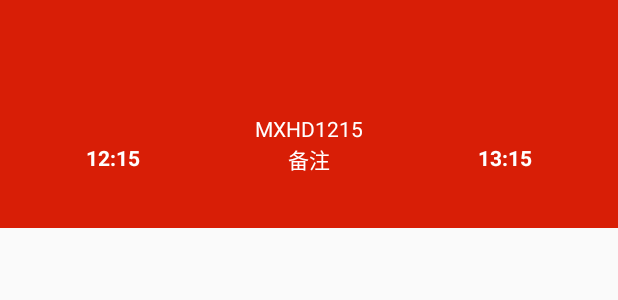
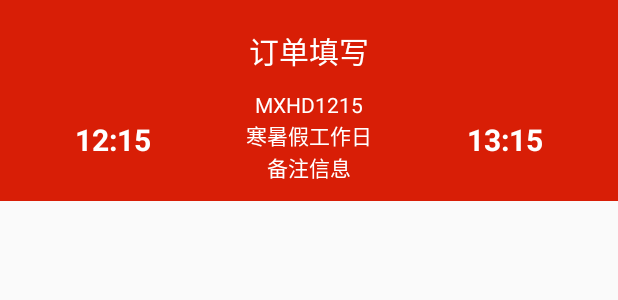
Before and after one commit to SE-Summer-Program/summer-project-mobile, an Android app: the layout activity_order.xml on its own in the app's theme, with its tools: preview values and no code run, on a phone screen of 412 x 824 dp. Shown: the top 300 px of the screen. Run offline under Robolectric (Android 15) with nearby library versions, the phone set to English and light mode, and no system bars; network calls fail.

Commit message:
order activity

```diff
--- a/app/src/main/res/layout/activity_appoint.xml
+++ b/app/src/main/res/layout/activity_appoint.xml
@@ -12,7 +12,8 @@
         android:background="@color/primary_red"
         app:titleTextColor="@color/primary_white"
         app:popupTheme="@style/Theme.AppCompat.Light"
-        android:theme="@style/ThemeOverlay.AppCompat.Dark.ActionBar">
+        android:theme="@style/ThemeOverlay.AppCompat.Dark.ActionBar"
+        android:paddingTop="@dimen/smallPadding">
 
         <TextView
             android:id="@+id/appoint_toolbar_title"
--- a/app/src/main/res/layout/activity_order.xml
+++ b/app/src/main/res/layout/activity_order.xml
@@ -13,16 +13,18 @@
         android:background="@color/primary_red"
         app:titleTextColor="@color/primary_white"
         app:popupTheme="@style/Theme.AppCompat.Light"
-        android:theme="@style/ThemeOverlay.AppCompat.Dark.ActionBar">
+        android:theme="@style/ThemeOverlay.AppCompat.Dark.ActionBar"
+        android:paddingTop="@dimen/smallPadding">
 
         <TextView
-            android:id="@+id/appoint_toolbar_title"
+            android:id="@+id/order_toolbar_title"
             android:layout_width="wrap_content"
             android:layout_height="wrap_content"
             android:layout_gravity="center"
             android:gravity="center"
             android:textColor="@color/primary_white"
-            android:textSize="20sp"/>
+            android:textSize="20sp"
+            android:text="@string/title_order"/>
     </android.support.v7.widget.Toolbar>
 
     <LinearLayout
@@ -30,7 +32,7 @@
         android:layout_height="wrap_content"
         android:orientation="horizontal"
         android:paddingHorizontal="@dimen/screenPadding"
-        android:paddingVertical="@dimen/largePadding"
+        android:paddingBottom="@dimen/smallPadding"
         android:background="@color/primary_red">
 
         <LinearLayout
@@ -41,17 +43,28 @@
             <TextView
                 android:id="@+id/order_departureplace"
                 android:layout_width="match_parent"
-                android:layout_height="wrap_content"
+                android:layout_height="0dp"
+                android:layout_weight="1"
                 android:textColor="@color/primary_white"
                 android:gravity="center"/>
             <TextView
                 android:id="@+id/order_departuretime"
                 android:layout_width="match_parent"
-                android:layout_height="wrap_content"
+                android:layout_height="0dp"
+                android:layout_weight="2"
                 android:textColor="@color/primary_white"
                 android:textStyle="bold"
                 android:text="12:15"
-                android:gravity="center"/>
+                android:gravity="center"
+                android:textSize="@dimen/normalTextSize"/>
+            <TextView
+                android:id="@+id/order_departuredate"
+                android:layout_width="match_parent"
+                android:layout_height="0dp"
+                android:layout_weight="1"
+                android:layout_gravity="center"
+                android:gravity="center"
+                android:textColor="@color/primary_white" />
         </LinearLayout>
 
         <LinearLayout
@@ -62,22 +75,26 @@
             <TextView
                 android:id="@+id/order_shiftid"
                 android:layout_width="match_parent"
-                android:layout_height="wrap_content"
+                android:layout_height="0dp"
+                android:layout_weight="1"
                 android:textColor="@color/primary_white"
                 android:text="MXHD1215"
                 android:gravity="center"/>
             <TextView
+                android:id="@+id/order_shifttype"
+                android:layout_width="match_parent"
+                android:layout_height="0dp"
+                android:layout_weight="1"
+                android:textColor="@color/primary_white"
+                android:text="寒暑假工作日"
+                android:gravity="center"/>
+            <TextView
                 android:id="@+id/order_comment"
                 android:layout_width="match_parent"
-                android:layout_height="wrap_content"
+                android:layout_height="0dp"
+                android:layout_weight="1"
                 android:textColor="@color/primary_white"
-                android:text="备注"
-                android:gravity="center"/>
-            <TextView
-                android:id="@+id/order_date"
-                android:layout_width="match_parent"
-                android:layout_height="wrap_content"
-                android:textColor="@color/primary_white"
+                android:text="备注信息"
                 android:gravity="center"/>
         </LinearLayout>
 
@@ -89,19 +106,41 @@
             <TextView
                 android:id="@+id/order_arriveplace"
                 android:layout_width="match_parent"
-                android:layout_height="wrap_content"
+                android:layout_height="0dp"
+                android:layout_weight="1"
                 android:textColor="@color/primary_white"
                 android:gravity="center"/>
             <TextView
                 android:id="@+id/order_arrivetime"
                 android:layout_width="match_parent"
-                android:layout_height="wrap_content"
+                android:layout_height="0dp"
+                android:layout_weight="2"
                 android:textColor="@color/primary_white"
                 android:textStyle="bold"
                 android:text="13:15"
-                android:gravity="center"/>
+                android:gravity="center"
+                android:textSize="@dimen/normalTextSize"/>
+            <TextView
+                android:id="@+id/order_arrivedate"
+                android:layout_width="match_parent"
+                android:layout_height="0dp"
+                android:layout_weight="1"
+                android:layout_gravity="center"
+                android:gravity="center"
+                android:textColor="@color/primary_white" />
         </LinearLayout>
 
     </LinearLayout>
 
+    <LinearLayout
+        android:layout_width="match_parent"
+        android:layout_height="wrap_content"
+        android:orientation="horizontal">
+        <TextView
+            android:layout_width="wrap_content"
+            android:layout_height="match_parent"
+            android:text=""/>
+
+    </LinearLayout>
+
 </LinearLayout>
--- a/app/src/main/res/values/dimens.xml
+++ b/app/src/main/res/values/dimens.xml
@@ -39,8 +39,9 @@
 
     <!--textview尺寸-->
     <dimen name="xxxsmallTextSize">5dp</dimen>
-    <dimen name="xxsmallTextSize">10dp</dimen>
-    <dimen name="xsmallTextSize">15dp</dimen>
+    <dimen name="xxsmallTextSize">8dp</dimen>
+    <dimen name="xsmallTextSize">10dp</dimen>
+    <dimen name="smallTextSize">10dp</dimen>
     <dimen name="normalTextSize">20dp</dimen>
     <dimen name="bigTextSize">25dp</dimen>
     <dimen name="xbigTextSize">30dp</dimen>
--- a/app/src/main/res/values/strings.xml
+++ b/app/src/main/res/values/strings.xml
@@ -17,4 +17,6 @@
     <string name="title_schedule">班次信息</string>
     <string name="title_message">我的消息</string>
     <string name="message_none">无消息</string>
+    <string name="title_record">预约记录</string>
+    <string name="title_order">订单填写</string>
 </resources>
```
Also changed, not shown: app/src/main/java/com/sjtubus/activity/OrderActivity.java (+8 -2 lines), app/src/main/res/layout/activity_record.xml (added, +23 -0 lines), app/src/main/res/layout/fragment_appoint.xml (+7 -2 lines), app/src/main/res/drawable/calendar_16_red.png (added), app/src/main/res/drawable/next_16_red.png (added).
